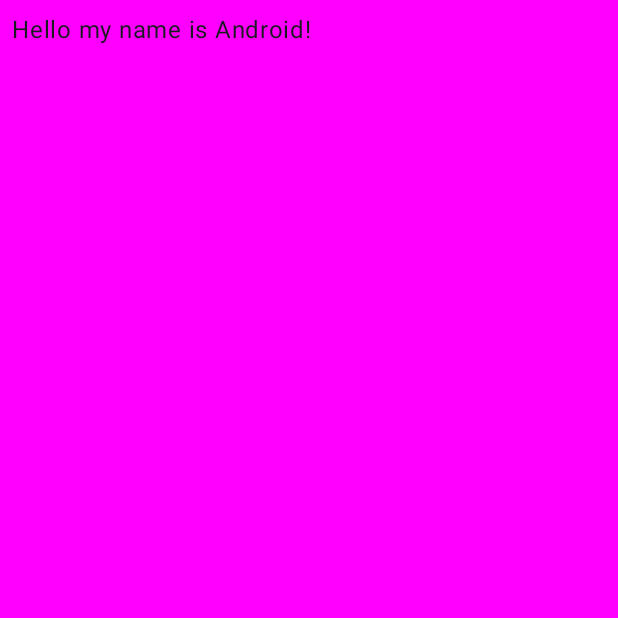
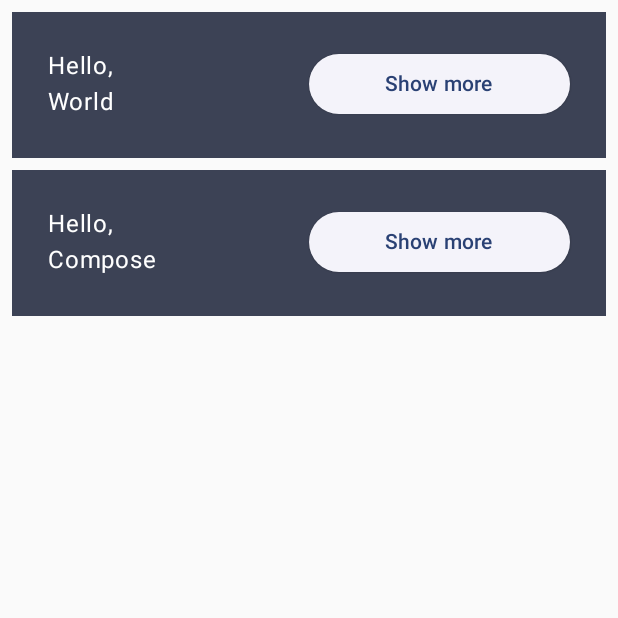
Before and after one commit to OmneyaOsman/ComposeCamp, an Android app built with Jetpack Compose: the screen it shows after launch (MainActivity), on a phone screen of 412 x 824 dp, the top half of it. Run offline under Robolectric (Android 15) with nearby library versions, the phone set to English and light mode, and no system bars.

Commit message:
play with rows

```diff
--- a/app/src/main/java/com/omni/composecamp/MainActivity.kt
+++ b/app/src/main/java/com/omni/composecamp/MainActivity.kt
@@ -3,15 +3,23 @@ package com.omni.composecamp
 import android.os.Bundle
 import androidx.activity.ComponentActivity
 import androidx.activity.compose.setContent
-import androidx.compose.foundation.layout.Box
+import androidx.compose.animation.animateColorAsState
+import androidx.compose.animation.animateContentSize
+import androidx.compose.foundation.layout.Column
+import androidx.compose.foundation.layout.Row
 import androidx.compose.foundation.layout.fillMaxSize
 import androidx.compose.foundation.layout.padding
+import androidx.compose.material3.ElevatedButton
 import androidx.compose.material3.MaterialTheme
 import androidx.compose.material3.Surface
 import androidx.compose.material3.Text
 import androidx.compose.runtime.Composable
+import androidx.compose.runtime.mutableStateOf
+import androidx.compose.runtime.remember
+import androidx.compose.runtime.setValue
+import androidx.compose.runtime.getValue
+import androidx.compose.ui.Alignment
 import androidx.compose.ui.Modifier
-import androidx.compose.ui.graphics.Color
 import androidx.compose.ui.tooling.preview.Preview
 import androidx.compose.ui.unit.dp
 import com.omni.composecamp.ui.theme.ComposeCampTheme
@@ -21,32 +29,59 @@ class MainActivity : ComponentActivity() {
         super.onCreate(savedInstanceState)
         setContent {
             ComposeCampTheme {
-                // A surface container using the 'background' color from the theme
-                Surface(
-                    modifier = Modifier.fillMaxSize(),
-                    color = MaterialTheme.colorScheme.background
-                ) {
-                    Greeting("Android")
-                }
+                MyApp(Modifier.fillMaxSize())
             }
         }
     }
 }
 
 @Composable
-fun Greeting(name: String, modifier: Modifier = Modifier) {
-    Surface(color = Color.Magenta) {
-        Text(
-            text = "Hello my name is $name!",
-            modifier = modifier.padding(8.dp)
-        )
+fun MyApp(
+    modifier: Modifier = Modifier,
+    names: List<String> = listOf("World", "Compose")
+) {
+    Column(modifier = modifier.padding(vertical = 4.dp)) {
+        for (name in names) {
+            Greeting(name = name)
+        }
     }
 }
 
-@Preview(showBackground = true)
+@Composable
+private fun Greeting(name: String) {
+
+    var isExpanded by remember {
+        mutableStateOf(false)
+    }
+    val extraPadding = if(isExpanded) 48.dp else 1.dp
+    val surfaceColor by animateColorAsState(if (isExpanded) MaterialTheme.colorScheme.primary else MaterialTheme.colorScheme.secondary)
+
+    Surface(
+        color = surfaceColor,
+
+        modifier = Modifier
+            .animateContentSize()
+            .padding(vertical = 4.dp, horizontal = 8.dp)
+    ) {
+        Row(Modifier.padding(24.dp)) {
+            Column(
+                modifier = Modifier
+                    .weight(1F).padding(bottom = extraPadding), horizontalAlignment = Alignment.Start
+            ) {
+                Text(text = "Hello, ")
+                Text(text = name)
+            }
+            ElevatedButton(onClick = { isExpanded = !isExpanded }, modifier = Modifier.weight(1F)) {
+                Text(text = if(isExpanded)"Show less" else "Show more")
+            }
+        }
+    }
+}
+
+@Preview(showBackground = true, showSystemUi = true)
 @Composable
 fun GreetingPreview() {
     ComposeCampTheme {
-        Greeting("Android")
+        MyApp()
     }
 }
```
